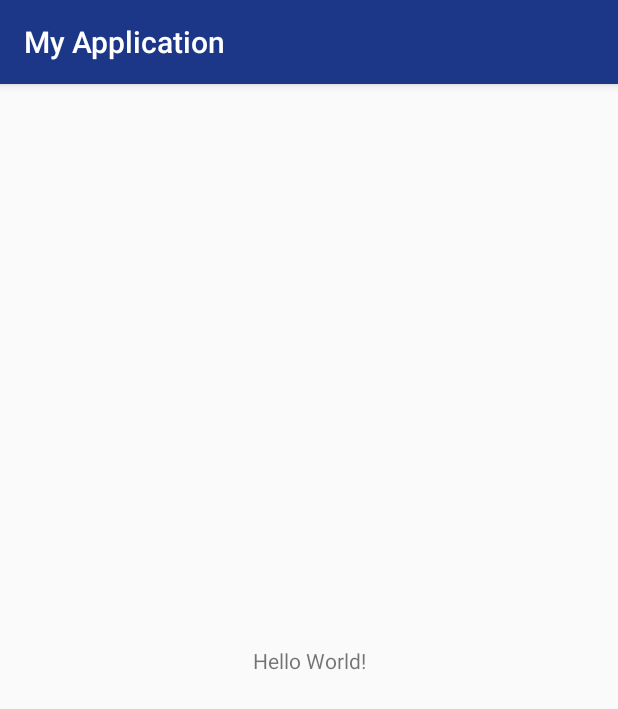
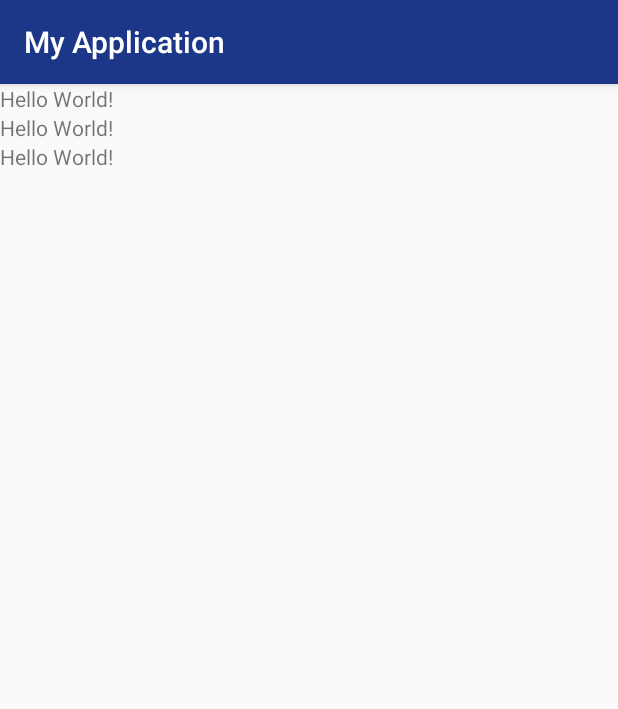
Before and after one commit to adrorodri/hello-world, an Android app: the screen it shows after launch (MainActivity), on a phone screen of 412 x 824 dp. Shown: the top 709 px of the screen. Run offline under Robolectric (Android 15) with nearby library versions, the phone set to English and light mode, and no system bars.

Commit message:
Archivos nuevos, cambios de prueba

```diff
--- a/app/src/main/res/layout/activity_main.xml
+++ b/app/src/main/res/layout/activity_main.xml
@@ -1,19 +1,23 @@
 <?xml version="1.0" encoding="utf-8"?>
-<android.support.constraint.ConstraintLayout
+<LinearLayout
         xmlns:android="http://schemas.android.com/apk/res/android"
         xmlns:tools="http://schemas.android.com/tools"
         xmlns:app="http://schemas.android.com/apk/res-auto"
         android:layout_width="match_parent"
         android:layout_height="match_parent"
-    tools:context=".MainActivity">
+        tools:context=".MainActivity" android:orientation="vertical">
 
     <TextView
             android:layout_width="wrap_content"
             android:layout_height="wrap_content"
-        android:text="Hello World!"
-        app:layout_constraintBottom_toBottomOf="parent"
-        app:layout_constraintLeft_toLeftOf="parent"
-        app:layout_constraintRight_toRightOf="parent"
-        app:layout_constraintTop_toTopOf="parent" />
+            android:text="Hello World!"/>
+    <TextView
+            android:layout_width="wrap_content"
+            android:layout_height="wrap_content"
+            android:text="Hello World!"/>
+    <TextView
+            android:layout_width="wrap_content"
+            android:layout_height="wrap_content"
+            android:text="Hello World!"/>
 
-</android.support.constraint.ConstraintLayout>
+</LinearLayout>
```
Lines whose indentation alone changed are shown as unchanged.
